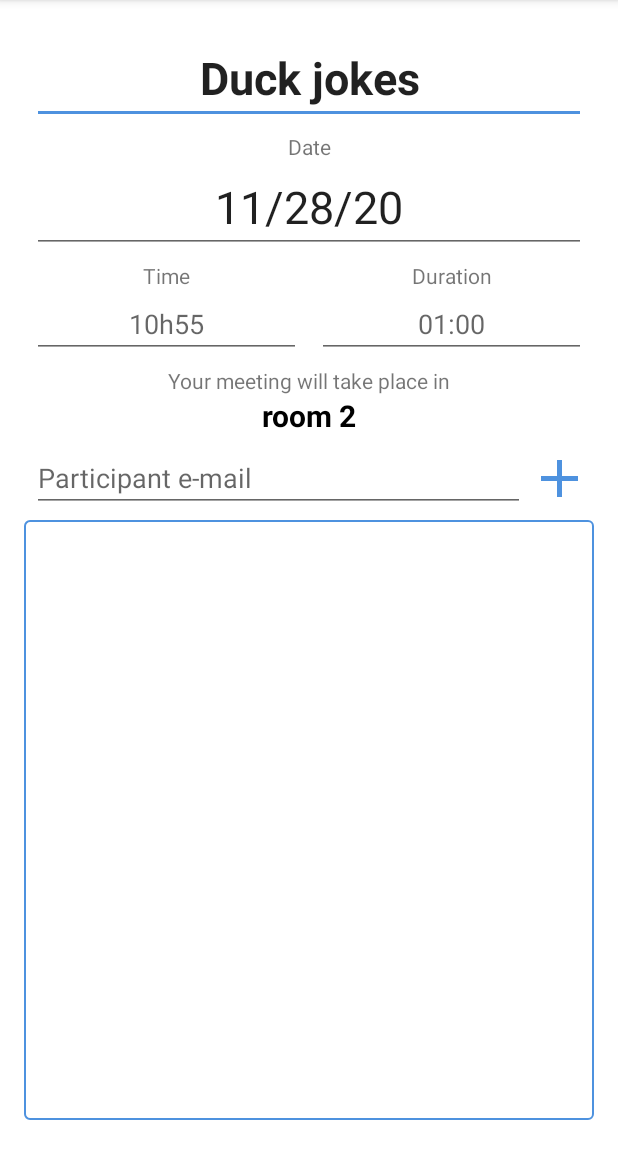
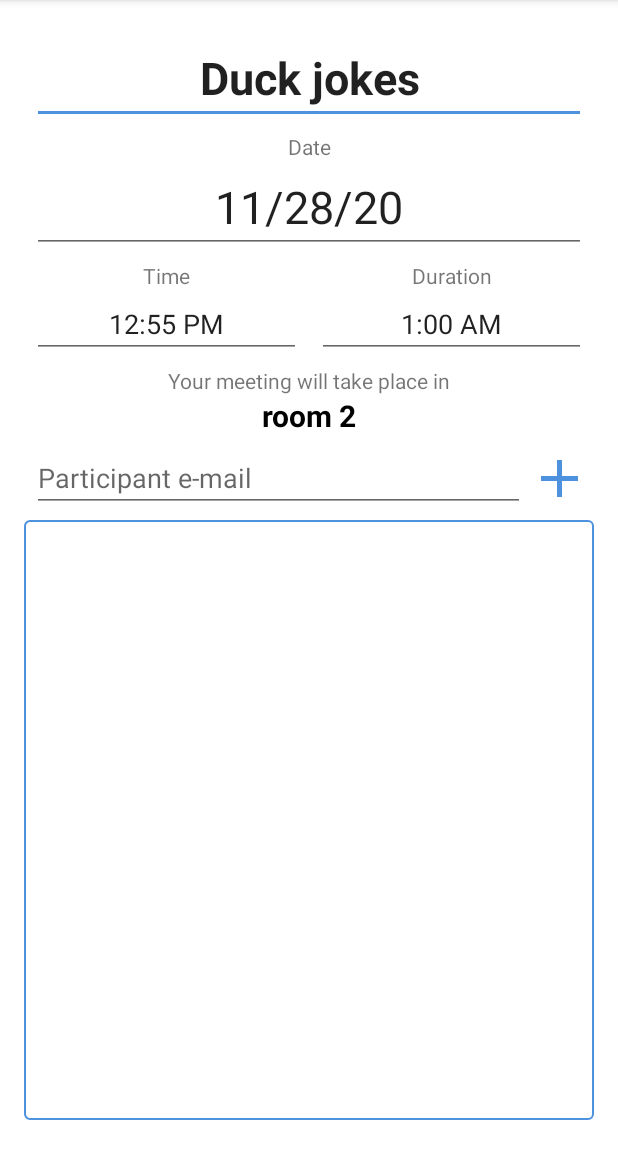
Before and after one commit to JeremyDufeux/MyMeet, an Android app: the screen it shows after launch (AddMeetingActivity), after a tap on "Room", on a phone screen of 412 x 824 dp, the part 84-1236 px from its top. Run offline under Robolectric (Android 15) with nearby library versions, the light colour scheme and no system bars; our stand-ins replace EventBus; pictures from the network do not load.

Commit message:
Add dialog for date, time and duration

```diff
--- /dev/null
+++ b/app/src/main/java/com/jeremydufeux/mymeet/dialog/DurationPickerDialog.java
@@ -0,0 +1,92 @@
+package com.jeremydufeux.mymeet.dialog;
+
+import android.annotation.SuppressLint;
+import android.app.Dialog;
+import android.os.Bundle;
+import android.util.Log;
+import android.view.LayoutInflater;
+import android.view.View;
+import android.widget.NumberPicker;
+
+import androidx.annotation.NonNull;
+import androidx.appcompat.app.AlertDialog;
+import androidx.fragment.app.DialogFragment;
+
+import com.jeremydufeux.mymeet.R;
+
+import java.util.Locale;
+import java.util.Objects;
+
+public class DurationPickerDialog extends DialogFragment {
+    private final static String[] DISPLAYED_MINS = { "0", "10", "20", "30", "40", "50" };
+    private DurationPickerDialogListener valueChangeListener;
+    private String title;
+    private int hour = 0;
+    private int minute = 0;
+
+    @SuppressLint("InflateParams")
+    @NonNull
+    @Override
+    public Dialog onCreateDialog(Bundle savedInstanceState) {
+        AlertDialog.Builder builder = new AlertDialog.Builder(requireActivity());
+        LayoutInflater inflater = Objects.requireNonNull(getActivity()).getLayoutInflater();
+        View mView = inflater.inflate(R.layout.dialog_duration_picker, null);
+
+        NumberPicker numberPicker1 = mView.findViewById(R.id.dialog_duration_hour_np);
+        numberPicker1.setMinValue(0);
+        numberPicker1.setMaxValue(23);
+        numberPicker1.setValue(hour);
+
+
+        NumberPicker numberPicker2 = mView.findViewById(R.id.dialog_duration_minute_np);
+        numberPicker2.setMinValue(0);
+        numberPicker2.setMaxValue(DISPLAYED_MINS.length-1);
+        numberPicker2.setDisplayedValues(DISPLAYED_MINS);
+
+        int minuteSelection = 0;
+        for (int i = 0; i < DISPLAYED_MINS.length; i++) {
+            if(DISPLAYED_MINS[i].equals(String.format(Locale.FRANCE,"%02d", minute))){
+                minuteSelection = i;
+            }
+        }
+        numberPicker2.setValue(minuteSelection);
+
+        View header = inflater.inflate(R.layout.dialog_duration_picker_header, null);
+        builder.setCustomTitle(header);
+
+        builder.setPositiveButton("OK", (dialog, which) -> {
+            hour = numberPicker1.getValue();
+            minute = numberPicker2.getValue()*10;
+
+            Log.d("Debug", "onCreateDialog: " + minute);
+
+            valueChangeListener.onDurationSet(hour, minute);
+        });
+
+        builder.setNegativeButton("Cancel", (dialog, which) -> {
+        });
+
+        builder.setView(mView);
+        return builder.create();
+    }
+
+    public void setTitle(String title) {
+        this.title = title;
+    }
+
+    public void setHour(int hour) {
+        this.hour = hour;
+    }
+
+    public void setMinute(int minute) {
+        this.minute = minute;
+    }
+
+    public void setDurationSetListener(DurationPickerDialogListener valueChangeListener) {
+        this.valueChangeListener = valueChangeListener;
+    }
+
+    public interface DurationPickerDialogListener {
+        void onDurationSet(int hour, int minute);
+    }
+}
--- a/app/src/main/java/com/jeremydufeux/mymeet/service/DummyMeetingGenerator.java
+++ b/app/src/main/java/com/jeremydufeux/mymeet/service/DummyMeetingGenerator.java
@@ -6,9 +6,10 @@ import com.jeremydufeux.mymeet.model.Room;
 
 import java.util.ArrayList;
 import java.util.Arrays;
-import java.util.Calendar;
 import java.util.List;
 import java.util.Random;
+
+import static com.jeremydufeux.mymeet.utils.Tools.*;
 
 public class DummyMeetingGenerator {
     private static List<Meeting> DUMMY_MEETINGS;
@@ -17,58 +18,40 @@ public class DummyMeetingGenerator {
         DUMMY_MEETINGS = new ArrayList<>();
         DUMMY_MEETINGS.add(new Meeting(
                 "Duck jokes",
-                calDateConverter(2020,11,28,12,55),
-                calDurationConverter(1,0),
+                getCalendarFromDate(2020,11,28,12,55),
+                getCalendarFromTime(1,0),
                 new ArrayList<>(Arrays.asList("jeremy.dufeux@gmail.com", "jeremy.dufeux@gmail.com", "jeremy.dufeux@gmail.com")),
                 rooms.get(new Random().nextInt(rooms.size()))));
 
         DUMMY_MEETINGS.add(new Meeting(
                 "Pasta cooking",
-                calDateConverter(2020,12,28,13,55),
-                calDurationConverter(0,30),
+                getCalendarFromDate(2020,12,28,13,55),
+                getCalendarFromTime(0,30),
                 new ArrayList<>(Arrays.asList("jeremy.dufeux@gmail.com", "jeremy.dufeux@gmail.com")),
                 rooms.get(new Random().nextInt(rooms.size()))));
 
         DUMMY_MEETINGS.add(new Meeting(
                 "Big machines",
-                calDateConverter(2020,11,29,18,0),
-                calDurationConverter(4,30),
+                getCalendarFromDate(2020,11,29,18,0),
+                getCalendarFromTime(4,30),
                 new ArrayList<>(Arrays.asList("jeremy.dufeux@gmail.com", "jeremy.dufeux@gmail.com", "jeremy.dufeux@gmail.com", "jeremy.dufeux@gmail.com")),
                 rooms.get(new Random().nextInt(rooms.size()))));
 
         DUMMY_MEETINGS.add(new Meeting(
-                "Trump's language",
-                calDateConverter(2020,11,30,11,0),
-                calDurationConverter(2,30),
+                "Trump's tweets",
+                getCalendarFromDate(2020,11,30,11,0),
+                getCalendarFromTime(2,30),
                 new ArrayList<>(Arrays.asList("jeremy.dufeux@gmail.com", "jeremy.dufeux@gmail.com", "jeremy.dufeux@gmail.com", "jeremy.dufeux@gmail.com")),
                 rooms.get(new Random().nextInt(rooms.size()))));
 
         DUMMY_MEETINGS.add(new Meeting(
                 "Dogs and cats war",
-                calDateConverter(2021,12,11,9,0),
-                calDurationConverter(1,0),
+                getCalendarFromDate(2021,12,11,9,0),
+                getCalendarFromTime(1,0),
                 new ArrayList<>(Arrays.asList("jeremy.dufeux@gmail.com", "jeremy.dufeux@gmail.com", "jeremy.dufeux@gmail.com", "jeremy.dufeux@gmail.com")),
                 rooms.get(new Random().nextInt(rooms.size()))));
 
         return DUMMY_MEETINGS;
     }
 
-    private static Calendar calDateConverter(int year, int month, int day, int hour, int minute){
-        Calendar cal = Calendar.getInstance();
-        cal.set(Calendar.YEAR, year);
-        cal.set(Calendar.MONTH, month-1);
-        cal.set(Calendar.DAY_OF_MONTH, day);
-        cal.set(Calendar.HOUR_OF_DAY, hour);
-        cal.set(Calendar.MINUTE, minute);
-        return cal;
-    }
-    private static Calendar calDurationConverter(int hour, int minute){
-        Calendar cal = Calendar.getInstance();
-        cal.set(Calendar.YEAR, 0);
-        cal.set(Calendar.MONTH, 0);
-        cal.set(Calendar.DAY_OF_MONTH, 0);
-        cal.set(Calendar.HOUR, hour);
-        cal.set(Calendar.MINUTE, minute);
-        return cal;
-    }
 }
--- a/app/src/main/java/com/jeremydufeux/mymeet/ui/add/AddMeetingActivity.java
+++ b/app/src/main/java/com/jeremydufeux/mymeet/ui/add/AddMeetingActivity.java
@@ -1,27 +1,39 @@
 package com.jeremydufeux.mymeet.ui.add;
 
+import android.app.DatePickerDialog;
+import android.app.TimePickerDialog;
 import android.os.Bundle;
 import android.view.View;
 
 import androidx.appcompat.app.AppCompatActivity;
-import androidx.fragment.app.DialogFragment;
 
 import com.jeremydufeux.mymeet.databinding.ActivityAddMeetingBinding;
 import com.jeremydufeux.mymeet.di.DI;
-import com.jeremydufeux.mymeet.dialog.DatePicker;
+import com.jeremydufeux.mymeet.dialog.DurationPickerDialog;
 import com.jeremydufeux.mymeet.model.Meeting;
 import com.jeremydufeux.mymeet.service.MeetingApiService;
 import com.jeremydufeux.mymeet.utils.Tools;
 
-import java.text.DateFormat;
 import java.util.Calendar;
-import java.util.Locale;
 
-public class AddMeetingActivity extends AppCompatActivity implements android.app.DatePickerDialog.OnDateSetListener{
+import static com.jeremydufeux.mymeet.utils.Tools.getCalendarFromTime;
+import static com.jeremydufeux.mymeet.utils.Tools.getDateFromCal;
+import static com.jeremydufeux.mymeet.utils.Tools.getTimeFromCal;
+
+public class AddMeetingActivity extends AppCompatActivity {
     public static final String BUNDLE_EXTRA_MEETING_ID = "BUNDLE_EXTRA_MEETING_ID";
     private MeetingApiService mService;
     private ActivityAddMeetingBinding mBinding;
     private Meeting mMeeting;
+    private boolean mEditMode;
+    private Calendar mCalendar;
+    private Calendar mDuration;
+
+    private DatePickerDialog datePickerDialog;
+    private TimePickerDialog timePickerDialog;
+    private DurationPickerDialog durationPickerDialog;
+
+
 
     @Override
     protected void onCreate(Bundle savedInstanceState) {
@@ -32,51 +44,77 @@ public class AddMeetingActivity extends AppCompatActivity implements android.app
 
         mService = DI.getMeetingApiService();
 
+        mCalendar = Calendar.getInstance();
+        mDuration = getCalendarFromTime(1,0);
+
+        setupDialogs();
+        setupUi();
+
         if(getIntent().getExtras() != null && getIntent().getExtras().containsKey(BUNDLE_EXTRA_MEETING_ID)) {
             String id = getIntent().getExtras().getString(BUNDLE_EXTRA_MEETING_ID);
 
             for (Meeting meeting : mService.getMeetings()) {
                 if (meeting.getId().equals(id)) {
+                    mEditMode = true;
                     mMeeting = meeting;
+                    mCalendar = mMeeting.getDate();
+                    mDuration = mMeeting.getDuration();
                     break;
                 }
             }
             loadData();
-        }else{
-            loadHint();
         }
+    }
+
+    private void setupDialogs() {
+        datePickerDialog = new DatePickerDialog(AddMeetingActivity.this, (datePicker, year, month, dayOfMonth) -> {
+            mCalendar.set(Calendar.YEAR, year);
+            mCalendar.set(Calendar.MONTH, month);
+            mCalendar.set(Calendar.DAY_OF_MONTH, dayOfMonth);
+            mBinding.addMeetingDateEt.setText(getTimeFromCal(mCalendar));
+        }, mCalendar.get(Calendar.YEAR), mCalendar.get(Calendar.MONTH), mCalendar.get(Calendar.DAY_OF_MONTH));
+
+        timePickerDialog = new TimePickerDialog(AddMeetingActivity.this, (timePicker, hour, minute) -> {
+            mCalendar.set(Calendar.HOUR_OF_DAY, hour);
+            mCalendar.set(Calendar.MINUTE, minute);
+            mBinding.addMeetingTimeEt.setText(getTimeFromCal(mCalendar));
+        }, mCalendar.get(Calendar.HOUR_OF_DAY), mCalendar.get(Calendar.MINUTE), true);
+
+        durationPickerDialog = new DurationPickerDialog();
+        durationPickerDialog.setDurationSetListener((hour, minute) -> {
+            mDuration.set(Calendar.HOUR_OF_DAY, hour);
+            mDuration.set(Calendar.MINUTE, minute);
+            mBinding.addMeetingDurationEt.setText(getTimeFromCal(mDuration));
+        });
+    }
+
+    private void setupUi() {
+        mBinding.addMeetingDateEt.setHint(getDateFromCal(mCalendar));
+        mBinding.addMeetingTimeEt.setHint(getTimeFromCal(mCalendar));
+        mBinding.addMeetingDurationEt.setHint(getTimeFromCal(mDuration));
+
+        mBinding.addMeetingDateEt.setOnClickListener(view -> {
+            datePickerDialog.updateDate(mCalendar.get(Calendar.YEAR), mCalendar.get(Calendar.MONTH), mCalendar.get(Calendar.DAY_OF_MONTH));
+            datePickerDialog.show();
+        });
+
+        mBinding.addMeetingTimeEt.setOnClickListener(view -> {
+            timePickerDialog.updateTime(mCalendar.get(Calendar.HOUR_OF_DAY), mCalendar.get(Calendar.MINUTE));
+            timePickerDialog.show();
+        });
+
+        mBinding.addMeetingDurationEt.setOnClickListener(view -> {
+            durationPickerDialog.setHour(mDuration.get(Calendar.HOUR_OF_DAY));
+            durationPickerDialog.setMinute(mDuration.get(Calendar.MINUTE));
+            durationPickerDialog.show(getSupportFragmentManager(), null);
+        });
     }
 
     private void loadData(){
         mBinding.addMeetingSubjectTv.setText(mMeeting.getSubject());
-        mBinding.addMeetingDateEt.setText(Tools.getDateFromCal(mMeeting.getDate()));
-        mBinding.addMeetingDateEt.setOnClickListener(v -> {
-            DialogFragment datePicker = new DatePicker(mMeeting.getDate());
-            datePicker.show(getSupportFragmentManager(), "date picker");
-        });
-
-
-
-    }
-    private void loadHint() {
-        mBinding.addMeetingDateEt.setHint(getDate());
-    }
-
-
-
-    @Override
-    public void onDateSet(android.widget.DatePicker datePicker, int year, int month, int day) {
-        Calendar cal = Calendar.getInstance();
-        cal.set(Calendar.YEAR, year);
-        cal.set(Calendar.MONTH, month);
-        cal.set(Calendar.DAY_OF_MONTH, day);
-        String date = DateFormat.getDateInstance().format(cal.getTime());
-        mBinding.addMeetingDateEt.setText(date);
-    }
-
-    private String getDate(){
-        Calendar cal = Calendar.getInstance();
-        return String.format(Locale.FRANCE, "%d/%d/%d", cal.get(Calendar.DAY_OF_MONTH), cal.get(Calendar.MONTH), cal.get(Calendar.YEAR));
+        mBinding.addMeetingDateEt.setText(getDateFromCal(mMeeting.getDate()));
+        mBinding.addMeetingTimeEt.setText(Tools.getTimeFromCal(mMeeting.getDate()));
+        mBinding.addMeetingDurationEt.setText(Tools.getTimeFromCal(mMeeting.getDuration()));
     }
 
 }
--- a/app/src/main/java/com/jeremydufeux/mymeet/utils/Tools.java
+++ b/app/src/main/java/com/jeremydufeux/mymeet/utils/Tools.java
@@ -8,7 +8,28 @@ public class Tools {
     public static String getTimeFromCal(Calendar cal){
         return DateFormat.getTimeInstance(DateFormat.SHORT).format(cal.getTime());
     }
+
     public static String getDateFromCal(Calendar cal){
         return DateFormat.getDateInstance(DateFormat.SHORT).format(cal.getTime());
     }
+
+    public static Calendar getCalendarFromDate(int year, int month, int day, int hour, int minute){
+        Calendar cal = Calendar.getInstance();
+        cal.set(Calendar.YEAR, year);
+        cal.set(Calendar.MONTH, month-1);
+        cal.set(Calendar.DAY_OF_MONTH, day);
+        cal.set(Calendar.HOUR_OF_DAY, hour);
+        cal.set(Calendar.MINUTE, minute);
+        return cal;
+    }
+
+    public static Calendar getCalendarFromTime(int hour, int minute){
+        Calendar cal = Calendar.getInstance();
+        cal.set(Calendar.YEAR, 0);
+        cal.set(Calendar.MONTH, 0);
+        cal.set(Calendar.DAY_OF_MONTH, 0);
+        cal.set(Calendar.HOUR_OF_DAY, hour);
+        cal.set(Calendar.MINUTE, minute);
+        return cal;
+    }
 }
--- a/app/src/main/res/layout/activity_add_meeting.xml
+++ b/app/src/main/res/layout/activity_add_meeting.xml
@@ -31,7 +31,8 @@
         android:text="@string/date"
         app:layout_constraintEnd_toEndOf="@+id/add_meeting_date_et"
         app:layout_constraintStart_toStartOf="@+id/add_meeting_date_et"
-        app:layout_constraintTop_toBottomOf="@+id/add_meeting_subject_tv" />
+        app:layout_constraintTop_toBottomOf="@+id/add_meeting_subject_tv"
+        tools:viewBindingIgnore="true"/>
 
     <EditText
         android:id="@+id/add_meeting_date_et"
@@ -58,7 +59,8 @@
         android:text="@string/time"
         app:layout_constraintEnd_toEndOf="@+id/add_meeting_time_et"
         app:layout_constraintStart_toStartOf="@+id/add_meeting_time_et"
-        app:layout_constraintTop_toBottomOf="@+id/add_meeting_date_et" />
+        app:layout_constraintTop_toBottomOf="@+id/add_meeting_date_et"
+        tools:viewBindingIgnore="true"/>
 
     <EditText
         android:id="@+id/add_meeting_time_et"
@@ -84,7 +86,8 @@
         android:text="@string/duration"
         app:layout_constraintEnd_toEndOf="@+id/add_meeting_duration_et"
         app:layout_constraintStart_toStartOf="@+id/add_meeting_duration_et"
-        app:layout_constraintTop_toBottomOf="@+id/add_meeting_date_et" />
+        app:layout_constraintTop_toBottomOf="@+id/add_meeting_date_et"
+        tools:viewBindingIgnore="true"/>
 
     <EditText
         android:id="@+id/add_meeting_duration_et"
--- a/app/src/main/res/values/strings.xml
+++ b/app/src/main/res/values/strings.xml
@@ -19,4 +19,6 @@
     <string name="date">Date</string>
     <string name="time">Time</string>
     <string name="_01_00">01:00</string>
+    <string name="two_dot">:</string>
+    <string name="select_meeting_duration">Select meeting duration</string>
 </resources>
```
Also changed, not shown: app/src/main/java/com/jeremydufeux/mymeet/dialog/DatePicker.java (deleted, +0 -28 lines), app/src/main/res/layout/dialog_duration_picker.xml (added, +29 -0 lines), app/src/main/res/layout/dialog_duration_picker_header.xml (added, +21 -0 lines), app/src/main/res/layout/meeting_item.xml (+4 -3 lines).
